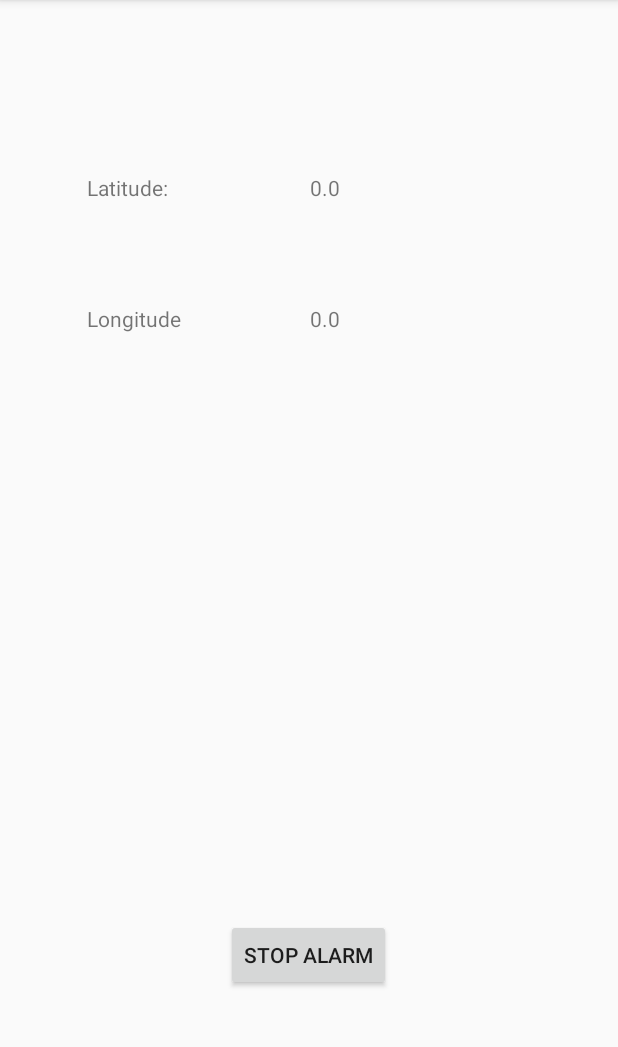
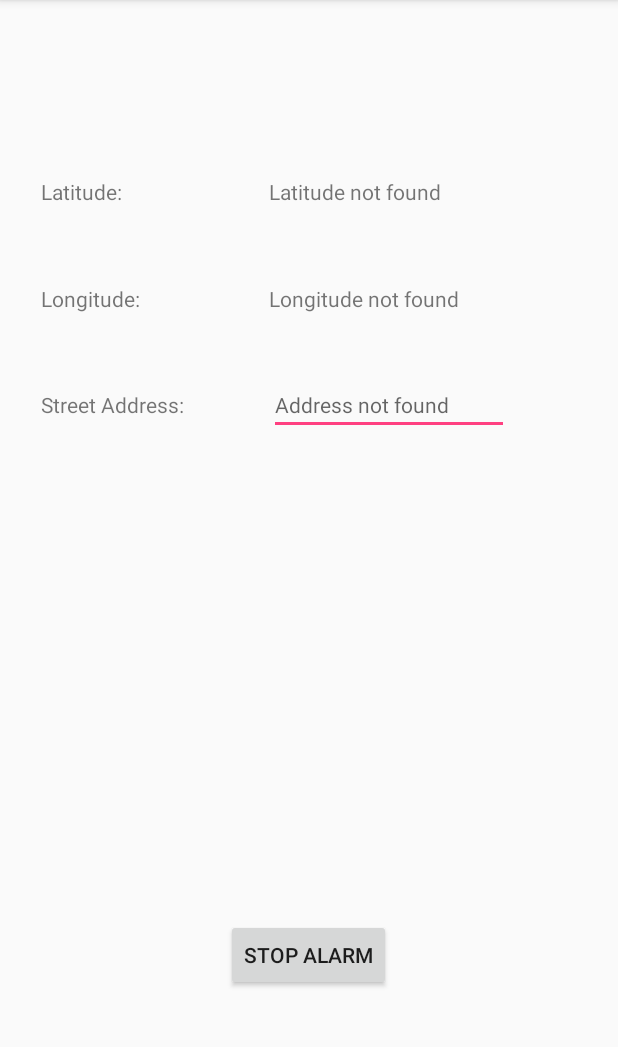
Before and after one commit to BlackmoonT92/FallDetector, an Android app: the HandheldActivity screen opened directly, with no data from a screen before it, on a phone screen of 412 x 824 dp, the part 84-1131 px from its top. Run offline under Robolectric (Android 15) with nearby library versions, the phone set to English and light mode, and no system bars; 3 statements that could not run were skipped.

Commit message:
Changes to get street address from latitude and longitude

```diff
--- a/mobile/src/main/AndroidManifest.xml
+++ b/mobile/src/main/AndroidManifest.xml
@@ -36,6 +36,11 @@
             </intent-filter>
         </service><!-- ATTENTION: This was auto-generated to add Google Play services to your project for
      App Indexing.  See https://g.co/AppIndexing/AndroidStudio for more information. -->
+
+        <service
+            android:name=".FetchAddressIntentService"
+            android:exported="false"/>
+
         <meta-data
             android:name="com.google.android.gms.version"
             android:value="@integer/google_play_services_version" />
--- a/mobile/src/main/java/edu/asu/msama1/falldetector/DBHelper.java
+++ b/mobile/src/main/java/edu/asu/msama1/falldetector/DBHelper.java
@@ -23,7 +23,6 @@ public class DBHelper extends SQLiteOpenHelper {
     private static String TAG = "DBHelper";
 
     private static final String DB_NAME = Environment.getExternalStorageDirectory() + File.separator + "data.db";
-    //private static final String DB_NAME = "MyDB.db";
     private static DBHelper dbHelper;
     private final String TABLE_ACCEL = "Accel";
     private final String TABLE_GYRO = "Gyro";
@@ -98,8 +97,8 @@ public class DBHelper extends SQLiteOpenHelper {
 
     public GraphValues getGraphValues() {
         Cursor cursorA = null, cursorG = null;
-        String selectQuery1 = "SELECT  * FROM " + TABLE_ACCEL + " ORDER BY TimeStamp DESC";
-        String selectQuery2 = "SELECT  * FROM " + TABLE_GYRO + " ORDER BY TimeStamp DESC";
+        String selectQuery1 = "SELECT  * FROM " + TABLE_ACCEL + " ORDER BY TimeStamp DESC LIMIT 10";
+        String selectQuery2 = "SELECT  * FROM " + TABLE_GYRO + " ORDER BY TimeStamp DESC LIMIT 10";
         try {
             cursorA = db.rawQuery(selectQuery1, null);
             cursorG = db.rawQuery(selectQuery2, null);
--- a/mobile/src/main/java/edu/asu/msama1/falldetector/HandheldActivity.java
+++ b/mobile/src/main/java/edu/asu/msama1/falldetector/HandheldActivity.java
@@ -2,10 +2,13 @@ package edu.asu.msama1.falldetector;
 
 import android.content.Context;
 import android.content.Intent;
+import android.location.Location;
 import android.location.LocationManager;
 import android.media.MediaPlayer;
 import android.net.Uri;
 import android.os.Bundle;
+import android.os.Handler;
+import android.os.ResultReceiver;
 import android.support.annotation.NonNull;
 import android.support.annotation.Nullable;
 import android.support.v4.app.ActivityCompat;
@@ -27,6 +30,9 @@ import com.google.android.gms.common.api.Status;
 
 import java.util.ArrayList;
 
+import static edu.asu.msama1.falldetector.Constants.RESULT_DATA_KEY;
+import static edu.asu.msama1.falldetector.Constants.SUCCESS_RESULT;
+
 /**
  * Created by Mitikaa on 11/14/16.
  */
@@ -40,6 +46,9 @@ public class HandheldActivity extends AppCompatActivity implements GoogleApiClie
     protected LocationManager locationManager;
     private SMSActivity smsActivity;
     private MainActivity mainActivity;
+    protected Location location;
+    private AddressResultReceiver mResultReceiver;
+    String geoLocation;
 
     //double g = 9.81;
     double latitude;
@@ -47,7 +56,7 @@ public class HandheldActivity extends AppCompatActivity implements GoogleApiClie
     String phoneNumber;
     String message;
 
-    TextView latitudeTextView, longitudeTextView;
+    TextView latitudeTextView, longitudeTextView, addressTextView;
 
     /**
      * ATTENTION: This was auto-generated to implement the App Indexing API.
@@ -62,14 +71,18 @@ public class HandheldActivity extends AppCompatActivity implements GoogleApiClie
         Intent i = getIntent();
         Log.i(TAG, "Activity started");
         client = new GoogleApiClient.Builder(this).addApi(AppIndex.API).addApi(Awareness.API).build();
+        mResultReceiver = new AddressResultReceiver(new Handler());
 
         latitudeTextView = (TextView) findViewById(R.id.latitude);
         longitudeTextView = (TextView) findViewById(R.id.longitude);
+        addressTextView = (TextView) findViewById(R.id.address);
 
-        getLocation();
+        location = getLocation();
+
+        startIntentService();
 
         //send SMS with location
-        prepareAndSendMessage();
+        //prepareAndSendMessage();
 
         final Button button = (Button) findViewById(R.id.stopAlert);
         final MediaPlayer mediaPlayer = MediaPlayer.create(HandheldActivity.this, R.raw.emergency_alert);
@@ -87,39 +100,45 @@ public class HandheldActivity extends AppCompatActivity implements GoogleApiClie
     public void displayLocationCoordinates(){
         latitudeTextView.setText(String.valueOf(latitude));
         longitudeTextView.setText(String.valueOf(longitude));
+        addressTextView.setText(geoLocation);
     }
 
-    public void getLocation(){
+    public Location getLocation(){
         locationManager = (LocationManager) this.getSystemService(Context.LOCATION_SERVICE);
         locationActivity = new LocationActivity(HandheldActivity.this);
         latitude = locationActivity.getLatitude();
         longitude = locationActivity.getLongitude();
+        location = locationActivity.getLocation();
         Log.d(TAG, "LocationReadings: " + latitude + ", " + longitude);
-        displayLocationCoordinates();
-        Toast.makeText(this, "LocationReadings: " + latitude + ", " + longitude, Toast.LENGTH_SHORT).show();
+        //displayLocationCoordinates();
+        //Toast.makeText(this, "LocationReadings: " + latitude + ", " + longitude, Toast.LENGTH_SHORT).show();
+        return location;
     }
 
     public void prepareAndSendMessage(){
         mainActivity = new MainActivity();
         message = mainActivity.getMessage();
+        message = message + " Address: "+ geoLocation;
+
+        Log.i(TAG, "Message: " + this.message);
 
         //send message to first contact
         phoneNumber = mainActivity.getPhoneNumber1();
         smsActivity = new SMSActivity(HandheldActivity.this, phoneNumber, latitude, longitude, message);
         Log.i(TAG, "SMS prepared");
-        smsActivity.sendSMSMessge();
+        smsActivity.sendSMSMessge(phoneNumber);
 
         //send message to second contact
         phoneNumber = mainActivity.getPhoneNumber2();
         smsActivity = new SMSActivity(HandheldActivity.this, phoneNumber, latitude, longitude, message);
         Log.i(TAG, "SMS prepared");
-        smsActivity.sendSMSMessge();
+        smsActivity.sendSMSMessge(phoneNumber);
 
         //send message to third contact
         phoneNumber = mainActivity.getPhoneNumber3();
         smsActivity = new SMSActivity(HandheldActivity.this, phoneNumber, latitude, longitude, message);
         Log.i(TAG, "SMS prepared");
-        smsActivity.sendSMSMessge();
+        smsActivity.sendSMSMessge(phoneNumber);
     }
 
     public void playAlertTone(MediaPlayer mediaPlayer){
@@ -135,6 +154,7 @@ public class HandheldActivity extends AppCompatActivity implements GoogleApiClie
 
     @Override
     protected void onDestroy() {
+        super.onDestroy();
         Log.d("OnDestroy: ", readings.toString());
         locationActivity.stopUsingGPS();
     }
@@ -195,4 +215,52 @@ public class HandheldActivity extends AppCompatActivity implements GoogleApiClie
 
     }
 
+    protected void startIntentService() {
+        Log.i(TAG, "Starting intent service for geolocation");
+        Intent intent = new Intent(this, FetchAddressIntentService.class);
+        intent.putExtra(Constants.RECEIVER, mResultReceiver);
+        intent.putExtra(Constants.LOCATION_DATA_EXTRA, location);
+        startService(intent);
+    }
+
+    public String getGeoLocation() {
+        return geoLocation;
+    }
+
+    public void setGeoLocation(String geoLocation) {
+        this.geoLocation = geoLocation;
+        Log.i(TAG, "Address is: " + this.geoLocation);
+    }
+
+    class AddressResultReceiver extends ResultReceiver {
+        public String TAG = "AddressResultReceiver";
+
+        public AddressResultReceiver(Handler handler) {
+            super(handler);
+        }
+
+        @Override
+        protected void onReceiveResult(int resultCode, Bundle resultData) {
+
+            Log.i(TAG, "After Receiving Result");
+            // Display the address string
+            // or an error message sent from the intent service.
+            String mAddressOutput = resultData.getString(RESULT_DATA_KEY);
+            displayAddressOutput(mAddressOutput);
+
+            // Show a toast message if an address was found.
+            if (resultCode == SUCCESS_RESULT) {
+                Log.i(TAG, "Success Result");
+                Toast.makeText(HandheldActivity.this, R.string.address_found, Toast.LENGTH_LONG).show();
+            }
+
+        }
+
+        private void displayAddressOutput(String mAddressOutput) {
+            Log.i(TAG, "Inside displayAddressOutput");
+            setGeoLocation(mAddressOutput);
+            prepareAndSendMessage();
+            displayLocationCoordinates();
+        }
+    }
 }
--- a/mobile/src/main/java/edu/asu/msama1/falldetector/LocationActivity.java
+++ b/mobile/src/main/java/edu/asu/msama1/falldetector/LocationActivity.java
@@ -22,9 +22,10 @@ public class LocationActivity  implements LocationListener, ActivityCompat.OnReq
 
     private final Context mContext;
     protected LocationManager locationManager;
-    Location location;
+    protected Location location;
     double latitude = 0;
     double longitude = 0;
+
 
     private static final long MINIMUM_DISTANCE_FOR_UPDATES = 10;
     private static final long MINIMUM_TIME_BETWEEN_UPDATES = 1000 * 60; //every 60 seconds
@@ -92,7 +93,7 @@ public class LocationActivity  implements LocationListener, ActivityCompat.OnReq
                     }
 
                     if (location != null) {
-                        Log.i(TAG, " fetching new coordinates ");
+                        Log.i(TAG, "Fetching new coordinates ");
 
                         latitude = location.getLatitude();
                         longitude = location.getLongitude();
@@ -209,4 +210,5 @@ public class LocationActivity  implements LocationListener, ActivityCompat.OnReq
     public void setLocation(Location location) {
         this.location = location;
     }
+
 }
--- a/mobile/src/main/java/edu/asu/msama1/falldetector/SMSActivity.java
+++ b/mobile/src/main/java/edu/asu/msama1/falldetector/SMSActivity.java
@@ -6,6 +6,7 @@ import android.content.Context;
 import android.content.pm.PackageManager;
 import android.support.v4.app.ActivityCompat;
 import android.telephony.SmsManager;
+import android.util.Log;
 import android.widget.Toast;
 
 /**
@@ -26,21 +27,25 @@ public class SMSActivity implements ActivityCompat.OnRequestPermissionsResultCal
 
     public SMSActivity(Context mContext, String phoneNumber, double latitude, double longitude, String message){
         this.mContext = mContext;
-        this.phoneNumber = phoneNumber;
+        if(phoneNumber==null){
+            this.phoneNumber = "6023734290";
+        }
         this.latitude = latitude;
         this.longitude = longitude;
-        this.message = message + "Location of Incident:" + latitude +", " +longitude;
+        this.message = message;
     }
 
-    public void sendSMSMessge(){
+    public void sendSMSMessge(String phoneNumber){
         if(ActivityCompat.checkSelfPermission((Activity)mContext, Manifest.permission.SEND_SMS) != PackageManager.PERMISSION_GRANTED){
             ActivityCompat.requestPermissions((Activity)mContext,
                     new String[]{Manifest.permission.SEND_SMS},
                     MY_PERMISSIONS_REQUEST_SEND_SMS);
         }
         try{
+            Log.i(TAG, "Text message to be sent: " + message);
+            Log.i(TAG, "Phone #: " + phoneNumber);
             SmsManager smsManager = SmsManager.getDefault();
-            smsManager.sendTextMessage(this.phoneNumber, null, this.message, null, null);
+            smsManager.sendTextMessage(phoneNumber, null, this.message, null, null);
             Toast.makeText(mContext, "SMS Sent", Toast.LENGTH_LONG).show();
 
         } catch (Exception e){
@@ -60,7 +65,7 @@ public class SMSActivity implements ActivityCompat.OnRequestPermissionsResultCal
 
                     // permission was granted, yay! Do the
                     // contacts-related task you need to do.
-                    sendSMSMessge();
+                    sendSMSMessge(phoneNumber);
 
                 } else {
 
--- a/mobile/src/main/res/layout/activity_handheld.xml
+++ b/mobile/src/main/res/layout/activity_handheld.xml
@@ -13,26 +13,7 @@
 
 
     <TextView
-        android:text="Latitude:"
-        android:layout_width="wrap_content"
-        android:layout_height="wrap_content"
-        android:layout_alignParentTop="true"
-        android:layout_alignParentStart="true"
-        android:layout_marginStart="42dp"
-        android:layout_marginTop="99dp"
-        android:id="@+id/textView" />
-
-    <TextView
-        android:text="Longitude"
-        android:layout_width="wrap_content"
-        android:layout_height="wrap_content"
-        android:layout_below="@+id/textView"
-        android:layout_alignStart="@+id/textView"
-        android:layout_marginTop="68dp"
-        android:id="@+id/textView2" />
-
-    <TextView
-        android:text="0"
+        android:text="Latitude not found"
         android:layout_width="match_parent"
         android:layout_height="wrap_content"
         android:layout_above="@+id/textView2"
@@ -42,7 +23,7 @@
         android:layout_alignTop="@+id/textView" />
 
     <TextView
-        android:text="0"
+        android:text="Longitude not found"
         android:layout_width="match_parent"
         android:layout_height="wrap_content"
         android:layout_alignBottom="@+id/textView2"
@@ -58,4 +39,44 @@
         android:layout_marginBottom="91dp"
         android:id="@+id/stopAlert" />
 
+    <TextView
+        android:text="Latitude:"
+        android:layout_width="wrap_content"
+        android:layout_height="wrap_content"
+        android:layout_marginStart="11dp"
+        android:layout_marginTop="102dp"
+        android:id="@+id/textView"
+        android:layout_alignParentTop="true"
+        android:layout_alignParentStart="true" />
+
+    <EditText
+        android:layout_width="wrap_content"
+        android:layout_height="wrap_content"
+        android:inputType="textMultiLine"
+        android:ems="10"
+        android:id="@+id/address"
+        android:layout_alignBaseline="@+id/textView3"
+        android:layout_alignBottom="@+id/textView3"
+        android:layout_alignStart="@+id/longitude"
+        android:hint="Address not found"
+        android:textAppearance="@style/TextAppearance.AppCompat.Small" />
+
+    <TextView
+        android:text="Street Address:"
+        android:layout_width="wrap_content"
+        android:layout_height="wrap_content"
+        android:layout_marginTop="51dp"
+        android:id="@+id/textView3"
+        android:layout_below="@+id/textView2"
+        android:layout_alignStart="@+id/textView2" />
+
+    <TextView
+        android:text="Longitude:"
+        android:layout_width="wrap_content"
+        android:layout_height="wrap_content"
+        android:layout_marginTop="52dp"
+        android:id="@+id/textView2"
+        android:layout_below="@+id/textView"
+        android:layout_alignStart="@+id/textView" />
+
 </RelativeLayout>
--- a/mobile/src/main/res/values/strings.xml
+++ b/mobile/src/main/res/values/strings.xml
@@ -1,3 +1,7 @@
 <resources>
     <string name="app_name">Fall Detector</string>
+    <string name="service_not_available">Service Not Available</string>
+    <string name="invalid_lat_long_used">Invalid Latitutde and Longitude Used</string>
+    <string name="no_address_found">No Valid Address Found</string>
+    <string name="address_found">Address Found</string>
 </resources>
```
Also changed, not shown: mobile/src/main/java/edu/asu/msama1/falldetector/Constants.java (added, +18 -0 lines), mobile/src/main/java/edu/asu/msama1/falldetector/FetchAddressIntentService.java (added, +113 -0 lines), mobile/src/main/res/layout/activity_main.xml (+56 -55 lines).
